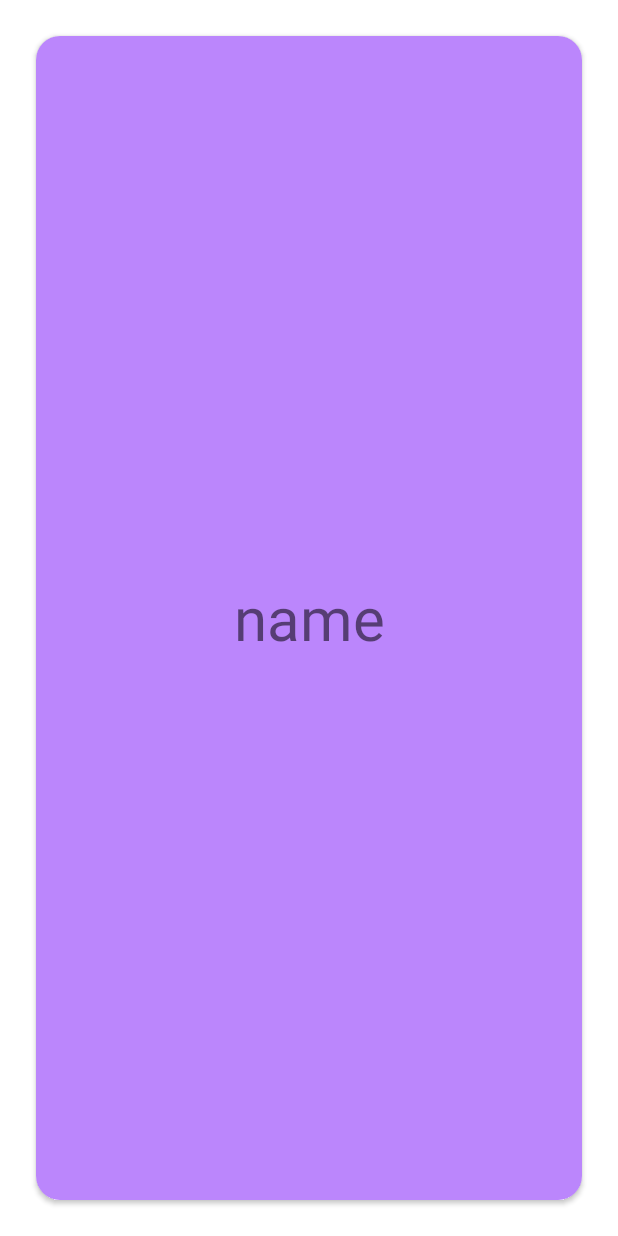
After one commit to Null-Jump/TinderApp, an Android app: the layout item_card.xml on its own in the app's theme, with its tools: preview values and no code run, on a phone screen of 412 x 824 dp. The commit adds this screen. Run offline under Robolectric (Android 15) with nearby library versions, the phone set to English and light mode, and no system bars.

Commit message:
DB연동까지 함

```diff
--- a/app/build.gradle
+++ b/app/build.gradle
@@ -50,4 +50,6 @@ dependencies {
     implementation 'com.google.firebase:firebase-database-ktx'
 
     implementation 'com.facebook.android:facebook-android-sdk:4.42.0'
+
+    implementation "com.yuyakaido.android:card-stack-view:2.3.4"
 }
--- /dev/null
+++ b/app/src/main/java/com/example/tinderapp/CardItem.kt
@@ -0,0 +1,6 @@
+package com.example.tinderapp
+
+data class CardItem(
+    val userId: String,
+    var name: String
+)
--- /dev/null
+++ b/app/src/main/res/layout/item_card.xml
@@ -0,0 +1,24 @@
+<?xml version="1.0" encoding="utf-8"?>
+<androidx.cardview.widget.CardView xmlns:android="http://schemas.android.com/apk/res/android"
+    xmlns:app="http://schemas.android.com/apk/res-auto"
+    android:layout_width="match_parent"
+    android:layout_height="match_parent"
+    android:layout_margin="24dp"
+    app:cardCornerRadius="16dp">
+
+    <LinearLayout
+        android:layout_width="match_parent"
+        android:layout_height="match_parent">
+
+        <TextView
+            android:background="@color/purple_200"
+            android:id="@+id/nameTextView"
+            android:gravity="center"
+            android:text="name"
+            android:textSize="40dp"
+            android:layout_width="match_parent"
+            android:layout_height="match_parent"/>
+
+    </LinearLayout>
+
+</androidx.cardview.widget.CardView>
```
Also changed, not shown: app/src/main/java/com/example/tinderapp/CardItemAdapter.kt (added, +40 -0 lines), app/src/main/java/com/example/tinderapp/LikeActivity.kt (+116 -10 lines), app/src/main/res/layout/activity_like.xml (+9 -0 lines).
